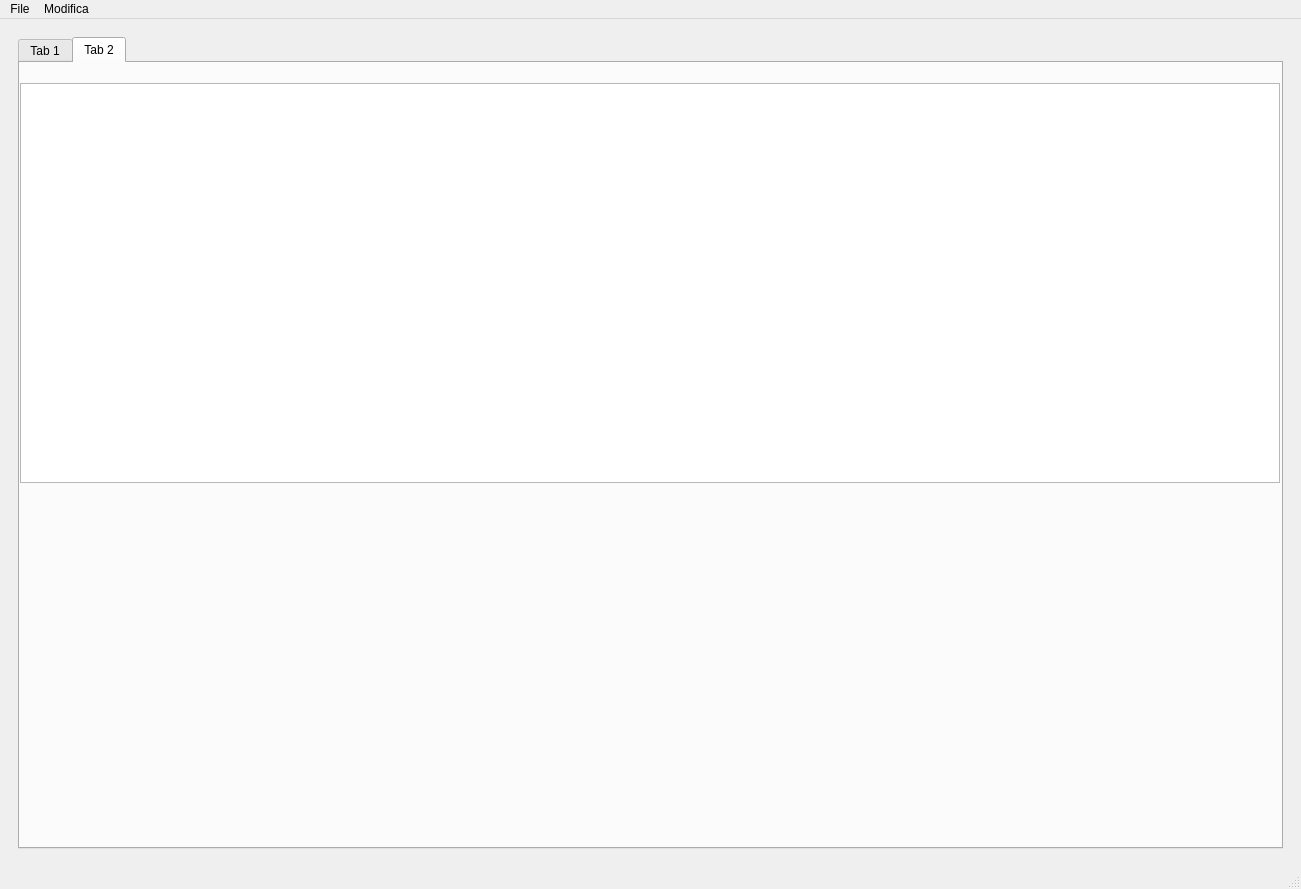
stefanocasson81/PyQt, file mainWindow.ui: the form before one commit.
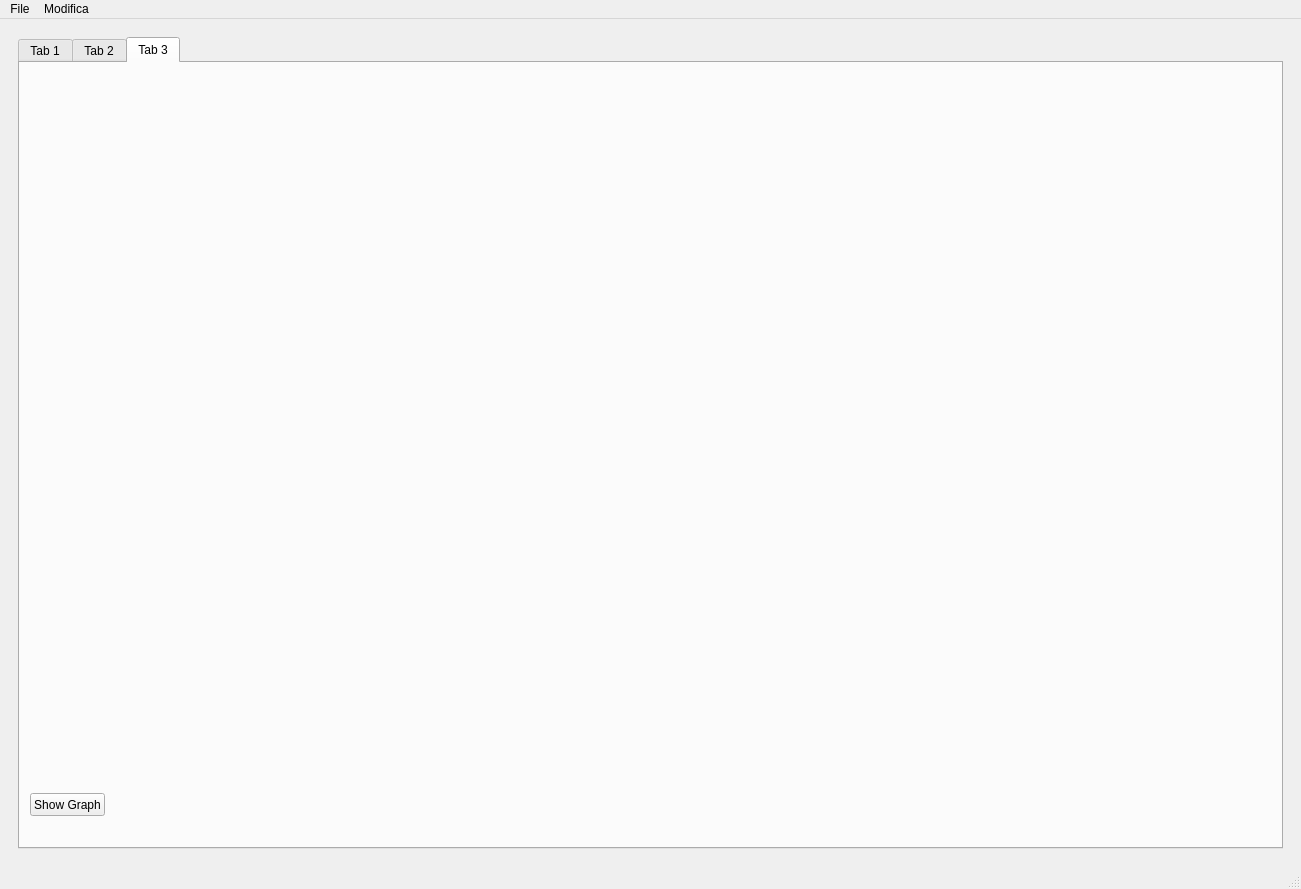
The form after the commit. Icons and pictures are not drawn.

The edit to the form file:
```diff
--- a/mainWindow.ui
+++ b/mainWindow.ui
@@ -24,7 +24,7 @@
           <enum>Qt::FocusPolicy::ClickFocus</enum>
          </property>
          <property name="currentIndex">
-          <number>1</number>
+          <number>2</number>
          </property>
          <widget class="QWidget" name="tab">
           <attribute name="title">
@@ -192,6 +192,24 @@
            </property>
           </widget>
          </widget>
+         <widget class="QWidget" name="tab_3">
+          <attribute name="title">
+           <string>Tab 3</string>
+          </attribute>
+          <widget class="QPushButton" name="pushButton">
+           <property name="geometry">
+            <rect>
+             <x>10</x>
+             <y>730</y>
+             <width>75</width>
+             <height>23</height>
+            </rect>
+           </property>
+           <property name="text">
+            <string>Show Graph</string>
+           </property>
+          </widget>
+         </widget>
         </widget>
        </item>
       </layout>
```
Left out of the diff: 7 changed lines with no effect on the pictures.
